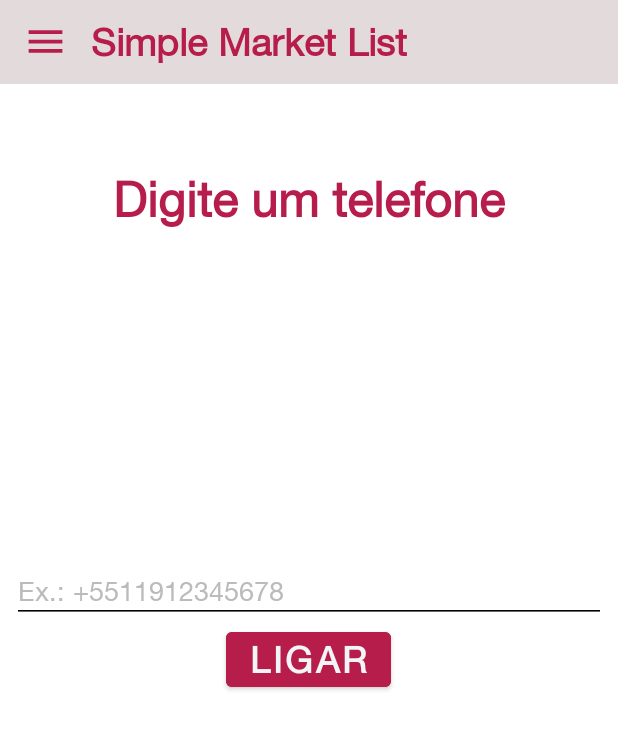
After one commit to dgaguiar/fiap-android-24mob, an Android app: the CallFragment screen opened through its navigation route, on a phone screen of 412 x 824 dp. The commit adds this screen. Shown: the top 729 px of the screen. Run offline under Robolectric (Android 15) with nearby library versions, the light colour scheme and no system bars; our stand-ins replace Firebase (no records; nobody signed in at launch, a user with empty details on screens opened directly), navigation-ui; 3 statements that could not run were skipped.

Commit message:
Criação da tela de ligacao

```diff
--- a/SimpleMarketList/app/src/main/AndroidManifest.xml
+++ b/SimpleMarketList/app/src/main/AndroidManifest.xml
@@ -5,7 +5,7 @@
     <uses-permission android:name="android.permission.ACCESS_FINE_LOCATION" />
     <uses-permission android:name="android.permission.INTERNET" />
     <uses-permission android:name="android.permission.ACCESS_COARSE_LOCATION" />
-
+    <uses-permission android:name="android.permission.CALL_PHONE" />
 
     <application
         android:allowBackup="true"
--- /dev/null
+++ b/SimpleMarketList/app/src/main/java/com/example/simplemarketlist/ui/call/CallFragment.kt
@@ -0,0 +1,74 @@
+package com.example.simplemarketlist.ui.call
+
+import android.Manifest
+import android.app.Activity
+import android.content.Intent
+import android.content.pm.PackageManager
+import android.net.Uri
+import android.os.Bundle
+import android.view.View
+import android.widget.Button
+import android.widget.EditText
+import android.widget.Toast
+import androidx.appcompat.app.AppCompatActivity
+import androidx.core.app.ActivityCompat
+import androidx.core.content.ContextCompat
+import com.example.simplemarketlist.R
+import com.example.simplemarketlist.ui.base.auth.BaseAuthFragment
+
+
+class CallFragment : BaseAuthFragment() {
+    override val layout = R.layout.fragment_call
+
+    private lateinit var button: Button
+    private lateinit var editText: EditText
+    private val requestCall = 1
+
+    override fun onViewCreated(view: View, savedInstanceState: Bundle?) {
+        super.onViewCreated(view, savedInstanceState)
+
+        setUpView(view)
+    }
+
+    private fun setUpView(view: View) {
+        editText = view.findViewById(R.id.etNumber)
+        button = view.findViewById(R.id.button)
+        button.setOnClickListener {
+            makePhoneCall()
+        }
+    }
+    private fun makePhoneCall() {
+        val number: String = editText.text.toString()
+        if (number.trim { it <= ' ' }.isNotEmpty()) {
+            if (ContextCompat.checkSelfPermission(
+                    requireContext(),
+                    Manifest.permission.CALL_PHONE
+                ) != PackageManager.PERMISSION_GRANTED
+            ) {
+                ActivityCompat.requestPermissions(
+                    requireContext() as Activity,
+                    arrayOf(Manifest.permission.CALL_PHONE),
+                    requestCall
+                )
+            } else {
+                val dial = "tel:$number"
+                startActivity(Intent(Intent.ACTION_CALL, Uri.parse(dial)))
+            }
+        } else {
+            Toast.makeText(requireContext(), "Enter Phone Number", Toast.LENGTH_SHORT).show()
+        }
+    }
+    override fun onRequestPermissionsResult(
+        requestCode: Int,
+        permissions: Array<String?>,
+        grantResults: IntArray
+    ) {
+        if (requestCode == requestCall) {
+            if (grantResults.isNotEmpty() && grantResults[0] == PackageManager.PERMISSION_GRANTED) {
+                makePhoneCall()
+            } else {
+                Toast.makeText(requireContext(), "Permission DENIED", Toast.LENGTH_SHORT).show()
+            }
+        }
+    }
+}
--- a/SimpleMarketList/app/src/main/java/com/example/simplemarketlist/ui/home/HomeFragment.kt
+++ b/SimpleMarketList/app/src/main/java/com/example/simplemarketlist/ui/home/HomeFragment.kt
@@ -18,6 +18,7 @@
     override fun onViewCreated(view: View, savedInstanceState: Bundle?) {
         super.onViewCreated(view, savedInstanceState)
         binding = FragmentHomeBinding.bind(view)
+        requireContext()
         //Toast.makeText(requireContext(), args.userEmail, Toast.LENGTH_LONG).show()
 
     }
--- /dev/null
+++ b/SimpleMarketList/app/src/main/res/layout/fragment_call.xml
@@ -0,0 +1,38 @@
+<?xml version="1.0" encoding="utf-8"?>
+<RelativeLayout xmlns:android="http://schemas.android.com/apk/res/android"
+    xmlns:tools="http://schemas.android.com/tools"
+    android:layout_width="match_parent"
+    android:layout_height="match_parent"
+    android:padding="8dp"
+    tools:context=".MainActivity">
+    <TextView
+        android:layout_width="wrap_content"
+        android:layout_height="wrap_content"
+        android:layout_centerHorizontal="true"
+        android:layout_marginTop="50dp"
+        android:text="@string/digite_um_telefone"
+        android:textAlignment="center"
+        android:textColor="@color/backgroundButton"
+        android:textSize="32sp"
+        android:textStyle="bold" />
+    <EditText
+        android:id="@+id/etNumber"
+        android:layout_width="match_parent"
+        android:layout_height="wrap_content"
+        android:layout_above="@id/button"
+        android:layout_centerInParent="true"
+        android:hint="Ex.: +5511912345678"
+        android:textColorHint="#bbb"
+        android:backgroundTint="@color/colorPrimaryDark"
+        android:inputType="phone" />
+    <Button
+        android:id="@+id/button"
+        android:layout_width="wrap_content"
+        android:layout_height="wrap_content"
+        android:layout_centerInParent="true"
+        android:text="@string/ligar"
+        android:textColor="@color/backgroundButtonDisabled"
+        android:backgroundTint="@color/backgroundButton"
+        android:textSize="24sp"
+        android:textStyle="bold" />
+</RelativeLayout>
--- a/SimpleMarketList/app/src/main/res/menu/nav_menu.xml
+++ b/SimpleMarketList/app/src/main/res/menu/nav_menu.xml
@@ -10,6 +10,9 @@
         android:id="@+id/nav_Mapa"
         android:title="@string/mapa"/>
     <item
+        android:id="@+id/nav_Call"
+        android:title="@string/ligacao" />
+    <item
         android:id="@+id/nav_LogOut"
         android:title="@string/logout"/>
 </menu>
--- a/SimpleMarketList/app/src/main/res/navigation/main_nav_graph.xml
+++ b/SimpleMarketList/app/src/main/res/navigation/main_nav_graph.xml
@@ -54,6 +54,10 @@
         android:name="com.example.simplemarketlist.ui.map.MapsFragment"
         android:label="fragment_maps"
         tools:layout="@layout/fragment_maps" />
+    <fragment
+        android:id="@+id/nav_Call"
+        android:name="com.example.simplemarketlist.ui.call.CallFragment"
+        android:label="CallFragment" />
 
 
 </navigation>
--- a/SimpleMarketList/app/src/main/res/values/strings.xml
+++ b/SimpleMarketList/app/src/main/res/values/strings.xml
@@ -41,6 +41,9 @@
     <string name="sobre">Sobre</string>
     <string name="mapa">Mapa</string>
     <string name="APIKEY">AIzaSyCjp2qzlhGzTCn1pBUdJM5BuRN90aodJpE</string>
+    <string name="ligacao">Ligação</string>
+    <string name="ligar">Ligar</string>
+    <string name="digite_um_telefone">Digite um telefone</string>
 
 
 </resources>
--- a/SimpleMarketList/app/src/main/res/values/styles.xml
+++ b/SimpleMarketList/app/src/main/res/values/styles.xml
@@ -132,6 +132,9 @@
         <item name="android:textColor">#aacbb4</item>
     </style>
 
+    <style name="Button.White" parent="ThemeOverlay.AppCompat">
+        <item name="colorAccent">@android:color/white</item>
+    </style>
 
 
 </resources>
```
Also changed, not shown: 1 other file.
